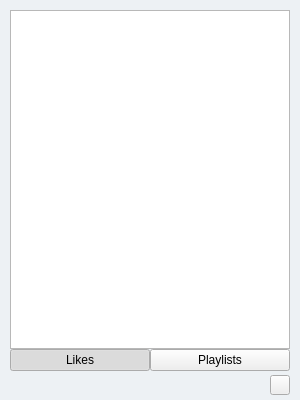
Before: the Qt Designer form mainwindow.ui in flxw/scplay, drawn with Qt 5.
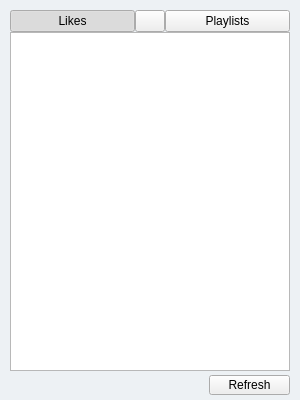
After: the same form once the commit is applied. Icons and pictures are not drawn. Custom widgets are drawn as their Qt base class.

Commit message:
Say hello to your stream :)
- automatically request data when authenticated
- implement UI logic for switching between data displays
- refactor API wrapper

```diff
--- a/mainwindow.ui
+++ b/mainwindow.ui
@@ -35,7 +35,7 @@
      <rect>
       <x>10</x>
       <y>375</y>
-      <width>260</width>
+      <width>191</width>
       <height>20</height>
      </rect>
     </property>
@@ -80,7 +80,36 @@
      <property name="spacing">
       <number>0</number>
      </property>
-     <item row="0" column="0" colspan="2">
+     <item row="1" column="2">
+      <widget class="QPushButton" name="playlistButton">
+       <property name="minimumSize">
+        <size>
+         <width>0</width>
+         <height>18</height>
+        </size>
+       </property>
+       <property name="maximumSize">
+        <size>
+         <width>16777215</width>
+         <height>22</height>
+        </size>
+       </property>
+       <property name="text">
+        <string>Playlists</string>
+       </property>
+       <property name="icon">
+        <iconset resource="resources.qrc">
+         <normaloff>:/icons/playlists.png</normaloff>:/icons/playlists.png</iconset>
+       </property>
+       <property name="checkable">
+        <bool>true</bool>
+       </property>
+       <property name="autoExclusive">
+        <bool>true</bool>
+       </property>
+      </widget>
+     </item>
+     <item row="2" column="0" colspan="3">
       <widget class="QListView" name="songView">
        <property name="horizontalScrollBarPolicy">
         <enum>Qt::ScrollBarAlwaysOff</enum>
@@ -89,6 +118,18 @@
      </item>
      <item row="1" column="0">
       <widget class="QPushButton" name="likeButton">
+       <property name="minimumSize">
+        <size>
+         <width>0</width>
+         <height>18</height>
+        </size>
+       </property>
+       <property name="maximumSize">
+        <size>
+         <width>16777215</width>
+         <height>22</height>
+        </size>
+       </property>
        <property name="text">
         <string>Likes</string>
        </property>
@@ -104,9 +145,28 @@
       </widget>
      </item>
      <item row="1" column="1">
-      <widget class="QPushButton" name="playlistButton">
-       <property name="text">
-        <string>Playlists</string>
+      <widget class="QPushButton" name="streamButton">
+       <property name="sizePolicy">
+        <sizepolicy hsizetype="Fixed" vsizetype="Fixed">
+         <horstretch>0</horstretch>
+         <verstretch>0</verstretch>
+        </sizepolicy>
+       </property>
+       <property name="maximumSize">
+        <size>
+         <width>30</width>
+         <height>22</height>
+        </size>
+       </property>
+       <property name="icon">
+        <iconset resource="resources.qrc">
+         <normaloff>:/icons/soundcloud_cloud_18x10.png</normaloff>:/icons/soundcloud_cloud_18x10.png</iconset>
+       </property>
+       <property name="iconSize">
+        <size>
+         <width>18</width>
+         <height>18</height>
+        </size>
        </property>
        <property name="checkable">
         <bool>true</bool>
@@ -121,9 +181,9 @@
    <widget class="QPushButton" name="reloadButton">
     <property name="geometry">
      <rect>
-      <x>270</x>
+      <x>209</x>
       <y>375</y>
-      <width>20</width>
+      <width>81</width>
       <height>20</height>
      </rect>
     </property>
@@ -131,7 +191,20 @@
      <string>Refresh</string>
     </property>
     <property name="styleSheet">
-     <string notr="true">border-image: url(:/icons/reload.png);</string>
+     <string notr="true"/>
+    </property>
+    <property name="text">
+     <string>Refresh</string>
+    </property>
+    <property name="icon">
+     <iconset resource="resources.qrc">
+      <normaloff>:/icons/refresh.png</normaloff>:/icons/refresh.png</iconset>
+    </property>
+    <property name="iconSize">
+     <size>
+      <width>11</width>
+      <height>11</height>
+     </size>
     </property>
    </widget>
   </widget>
```
Left out of the diff: 6 changed lines with no effect on the pictures. The commit also changes 16 other files.
